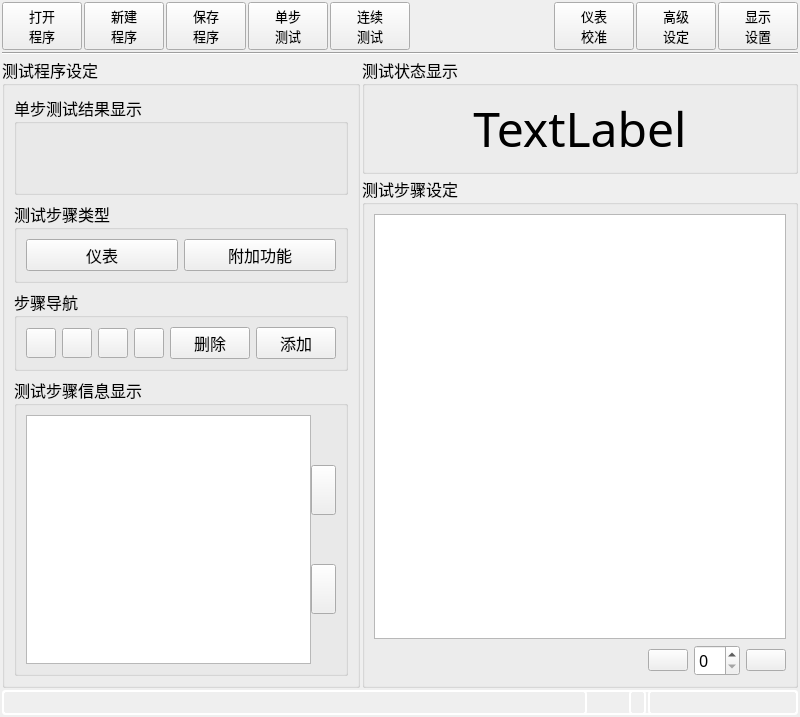
Qt form MeterMode/clsMeterMode.ui (caicaiking/WKEFactoryView2014) before a commit.
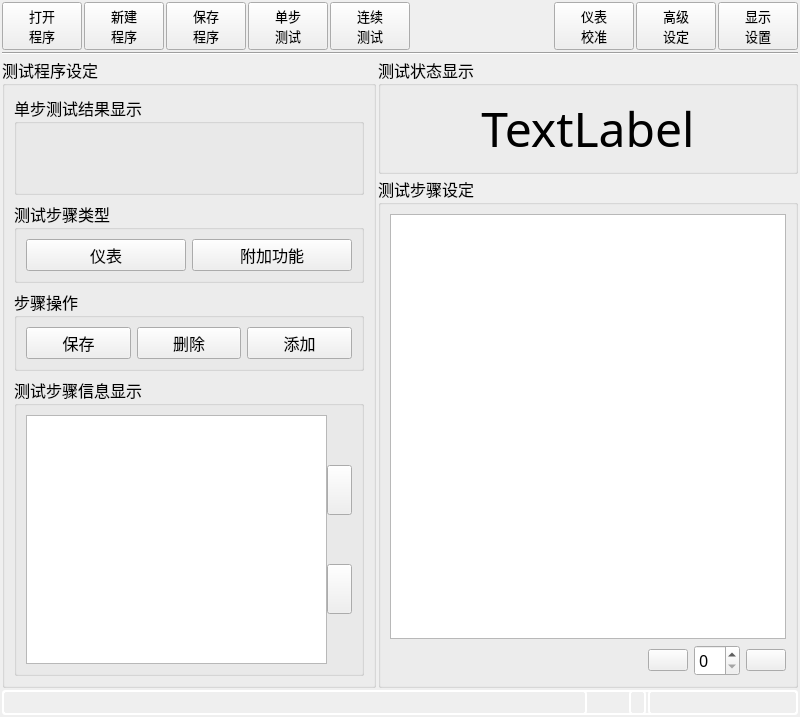
The same form after that commit. The open tabs and pages were chosen to show the change. Icons and pictures are not drawn. Custom widgets are drawn as their Qt base class.

Commit message: Meter Mode 添加步骤 删除步骤 修改步骤等

```diff
--- a/MeterMode/clsMeterMode.ui
+++ b/MeterMode/clsMeterMode.ui
@@ -438,6 +438,12 @@
          </item>
          <item>
           <widget class="QGroupBox" name="groupBox_6">
+           <property name="minimumSize">
+            <size>
+             <width>350</width>
+             <height>0</height>
+            </size>
+           </property>
            <property name="font">
             <font>
              <family>楷体</family>
@@ -465,6 +471,16 @@
               <property name="text">
                <string>仪表</string>
               </property>
+              <property name="icon">
+               <iconset resource="../recFile/myRes.qrc">
+                <normaloff>:/Icons/instrument.png</normaloff>:/Icons/instrument.png</iconset>
+              </property>
+              <property name="iconSize">
+               <size>
+                <width>20</width>
+                <height>20</height>
+               </size>
+              </property>
              </widget>
             </item>
             <item>
@@ -498,23 +514,17 @@
             </font>
            </property>
            <property name="title">
-            <string>步骤导航</string>
+            <string>步骤操作</string>
            </property>
-           <layout class="QHBoxLayout" name="horizontalLayout_7">
+           <layout class="QHBoxLayout" name="horizontalLayout_4">
             <item>
-             <widget class="QPushButton" name="btnFirst">
+             <widget class="QPushButton" name="btnSaveStep">
               <property name="minimumSize">
                <size>
                 <width>30</width>
                 <height>30</height>
                </size>
               </property>
-              <property name="maximumSize">
-               <size>
-                <width>30</width>
-                <height>30</height>
-               </size>
-              </property>
               <property name="font">
                <font>
                 <family>楷体</family>
@@ -522,7 +532,7 @@
                </font>
               </property>
               <property name="text">
-               <string/>
+               <string>保存</string>
               </property>
               <property name="icon">
                <iconset resource="../recFile/myRes.qrc">
@@ -537,19 +547,13 @@
              </widget>
             </item>
             <item>
-             <widget class="QPushButton" name="btnLast">
+             <widget class="QPushButton" name="btnDelete">
               <property name="minimumSize">
                <size>
                 <width>30</width>
                 <height>30</height>
                </size>
               </property>
-              <property name="maximumSize">
-               <size>
-                <width>30</width>
-                <height>30</height>
-               </size>
-              </property>
               <property name="font">
                <font>
                 <family>楷体</family>
@@ -557,7 +561,7 @@
                </font>
               </property>
               <property name="text">
-               <string/>
+               <string>删除</string>
               </property>
               <property name="icon">
                <iconset resource="../recFile/myRes.qrc">
@@ -572,19 +576,13 @@
              </widget>
             </item>
             <item>
-             <widget class="QPushButton" name="btnNext">
+             <widget class="QPushButton" name="btnAdd">
               <property name="minimumSize">
                <size>
                 <width>30</width>
                 <height>30</height>
                </size>
               </property>
-              <property name="maximumSize">
-               <size>
-                <width>30</width>
-                <height>30</height>
-               </size>
-              </property>
               <property name="font">
                <font>
                 <family>楷体</family>
@@ -592,7 +590,7 @@
                </font>
               </property>
               <property name="text">
-               <string/>
+               <string>添加</string>
               </property>
               <property name="icon">
                <iconset resource="../recFile/myRes.qrc">
@@ -606,106 +604,6 @@
               </property>
              </widget>
             </item>
-            <item>
-             <layout class="QHBoxLayout" name="horizontalLayout_4">
-              <item>
-               <widget class="QPushButton" name="btnEnd">
-                <property name="minimumSize">
-                 <size>
-                  <width>30</width>
-                  <height>30</height>
-                 </size>
-                </property>
-                <property name="maximumSize">
-                 <size>
-                  <width>30</width>
-                  <height>30</height>
-                 </size>
-                </property>
-                <property name="font">
-                 <font>
-                  <family>楷体</family>
-                  <pointsize>12</pointsize>
-                 </font>
-                </property>
-                <property name="text">
-                 <string/>
-                </property>
-                <property name="icon">
-                 <iconset resource="../recFile/myRes.qrc">
-                  <normaloff>:/Icons/Stop3.ico</normaloff>:/Icons/Stop3.ico</iconset>
-                </property>
-                <property name="iconSize">
-                 <size>
-                  <width>20</width>
-                  <height>20</height>
-                 </size>
-                </property>
-               </widget>
-              </item>
-              <item>
-               <widget class="QPushButton" name="btnDelete">
-                <property name="minimumSize">
-                 <size>
-                  <width>30</width>
-                  <height>30</height>
-                 </size>
-                </property>
-                <property name="font">
-                 <font>
-                  <family>楷体</family>
-                  <pointsize>12</pointsize>
-                 </font>
-                </property>
-                <property name="text">
-                 <string>删除</string>
-                </property>
-                <property name="icon">
-                 <iconset resource="../recFile/myRes.qrc">
-                  <normaloff>:/Icons/Delete.ico</normaloff>:/Icons/Delete.ico</iconset>
-                </property>
-                <property name="iconSize">
-                 <size>
-                  <width>20</width>
-                  <height>20</height>
-                 </size>
-                </property>
-               </widget>
-              </item>
-              <item>
-               <widget class="QPushButton" name="btnAdd">
-                <property name="minimumSize">
-                 <size>
-                  <width>30</width>
-                  <height>30</height>
-                 </size>
-                </property>
-                <property name="font">
-                 <font>
-                  <family>楷体</family>
-                  <pointsize>12</pointsize>
-                 </font>
-                </property>
-                <property name="text">
-                 <string>添加</string>
-                </property>
-                <property name="icon">
-                 <iconset resource="../recFile/myRes.qrc">
-                  <normaloff>:/Icons/savePro.ico</normaloff>:/Icons/savePro.ico</iconset>
-                </property>
-                <property name="iconSize">
-                 <size>
-                  <width>20</width>
-                  <height>20</height>
-                 </size>
-                </property>
-                <property name="shortcut">
-                 <string>Ctrl+A</string>
-                </property>
-               </widget>
-              </item>
-             </layout>
-            </item>
            </layout>
           </widget>
          </item>
```
Left out of the diff: 18 changed lines with no effect on the pictures. The commit also changes 20 other files.
